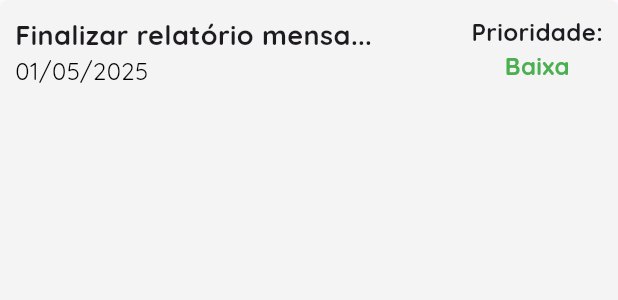
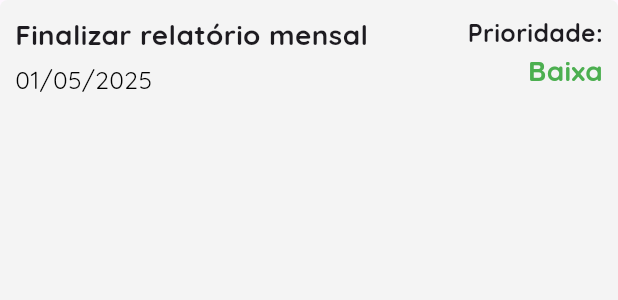
Before and after one commit to FirmianoGit/To-do-tasks-mobile-flutter, a Flutter app: the TaskCard widget shown alone on an empty page, opened directly with sample values from the repository, on a phone screen of 412 x 824 dp. Shown: the top 300 px of the screen. Run offline on Flutter 3.47's test engine with Material 3 defaults, Android fonts, the phone set to English and light mode, and no system bars; our stand-ins replace dio, freezed_annotation, go_router, shared_preferences; accounts and stored records are empty.

Commit message:
feat: ajuste na responsividade e melhorias na exibição de tarefas
- Adicionada importação de 'responsive_font' para ajuste dinâmico do tamanho da fonte.
- Modificado o tamanho da fonte do botão de tarefa para ser responsivo.
- Refatorada a exibição do cartão de tarefas para ajustar tamanhos de fonte com base na largura da tela.
- Aumentado o limite de caracteres do título exibido no cartão de tarefas.

```diff
--- a/financy/lib/ui/TasksView/widget/Tastks_filter/selectable_task_button.dart
+++ b/financy/lib/ui/TasksView/widget/Tastks_filter/selectable_task_button.dart
@@ -1,3 +1,4 @@
+import 'package:financy_app/ui/core/theme/responsive_font.dart';
 import 'package:flutter/material.dart';
 import 'package:financy_app/ui/core/theme/app_colors.dart';
 import 'package:financy_app/ui/core/theme/app_text_styles.dart';
@@ -74,7 +75,7 @@ class _SelectableTaskButtonState extends State<SelectableTaskButton> {
           widget.label,
           style: AppTextStyles.midText.copyWith(
             color: AppColors.white,
-            fontSize: 13,
+            fontSize: responsiveFont(context, 13),
           ),
           textAlign: TextAlign.center,
         ),
--- a/financy/lib/ui/TasksView/widget/task_list/tasks_card.dart
+++ b/financy/lib/ui/TasksView/widget/task_list/tasks_card.dart
@@ -12,7 +12,6 @@ class TaskCard extends StatelessWidget {
     this.onTap,
   });
 
-  /// Retorna o texto correspondente à prioridade da tarefa
   String get prioridadeTexto {
     switch (task.prioridade) {
       case 1:
@@ -26,7 +25,6 @@ class TaskCard extends StatelessWidget {
     }
   }
 
-  /// Retorna a cor associada à prioridade da tarefa
   Color get corPrioridade {
     switch (task.prioridade) {
       case 1:
@@ -42,73 +40,82 @@ class TaskCard extends StatelessWidget {
 
   @override
   Widget build(BuildContext context) {
+    final screenWidth = MediaQuery.of(context).size.width;
+
+    // Fontes ajustadas proporcionalmente à largura da tela
+    final tituloFontSize = screenWidth * 0.045; // ~18 em 400px
+    final dataFontSize = screenWidth * 0.04;
+    final prioridadeLabelFontSize = screenWidth * 0.04;
+    final prioridadeValorFontSize = screenWidth * 0.045;
+
     return GestureDetector(
-      onTap: onTap, // Executa ação ao tocar no card (caso fornecida)
+      onTap: onTap,
       child: Container(
+        width: double.infinity,
         decoration: BoxDecoration(
-          color: const Color(0xFFF4F4F4), // Cor de fundo do card
-          borderRadius: BorderRadius.circular(5), // Borda arredondada
+          color: const Color(0xFFF4F4F4),
+          borderRadius: BorderRadius.circular(5),
         ),
-        child: Padding(
-          padding: const EdgeInsets.symmetric(vertical: 10),
+        padding: const EdgeInsets.all(10),
         child: Row(
-            mainAxisAlignment: MainAxisAlignment.spaceBetween,
+          crossAxisAlignment: CrossAxisAlignment.start,
           children: [
-              // Coluna da esquerda (título e data)
-              Padding(
-                padding: const EdgeInsets.symmetric(horizontal: 10),
+            /// Coluna da esquerda: título e data
+            Expanded(
               child: Column(
                 crossAxisAlignment: CrossAxisAlignment.start,
                 children: [
-                    // Título limitado a um número de caracteres
                   Text(
                     _tituloLimitado(task.titulo),
-                      style: AppTextStyles.midText.copyWith(fontSize: 18),
+                    style: AppTextStyles.midText.copyWith(
+                      fontSize: tituloFontSize,
                     ),
-                    // Data formatada (ex: 05/05/2025)
+                    overflow: TextOverflow.ellipsis,
+                  ),
+                  const SizedBox(height: 4),
                   Text(
                     _formatarData(task.criadoEm),
                     style: AppTextStyles.thinText.copyWith(
                       color: Colors.black,
-                        fontSize: 16,
+                      fontSize: dataFontSize,
                     ),
-                    )
+                  ),
                 ],
               ),
             ),
-              // Coluna da direita (prioridade)
-              Padding(
-                padding: const EdgeInsets.symmetric(horizontal: 10),
-                child: Column(
+
+            const SizedBox(width: 10),
+
+            /// Coluna da direita: prioridade
+            Column(
+              crossAxisAlignment: CrossAxisAlignment.end,
               children: [
                 Text(
                   'Prioridade:',
-                      style: AppTextStyles.midText.copyWith(fontSize: 16),
+                  style: AppTextStyles.midText.copyWith(
+                    fontSize: prioridadeLabelFontSize,
+                  ),
                 ),
                 Text(
                   prioridadeTexto,
                   style: AppTextStyles.bigText.copyWith(
-                        fontSize: 16,
+                    fontSize: prioridadeValorFontSize,
                     color: corPrioridade,
                   ),
                 ),
               ],
             ),
-              ),
           ],
-          ),
         ),
       ),
     );
   }
 
-  /// Formata a data para o formato dd/MM/yyyy
   String _formatarData(DateTime data) {
     return '${data.day.toString().padLeft(2, '0')}/${data.month.toString().padLeft(2, '0')}/${data.year}';
   }
 
-  /// Limita o título a um número de caracteres e adiciona reticências, se necessário
-  String _tituloLimitado(String titulo, {int limite = 25}) {
+  String _tituloLimitado(String titulo, {int limite = 35}) {
     return titulo.length > limite ? '${titulo.substring(0, limite)}...' : titulo;
   }
 }
--- /dev/null
+++ b/financy/lib/ui/core/theme/responsive_font.dart
@@ -0,0 +1,10 @@
+import 'package:flutter/material.dart';
+
+/// Retorna um tamanho de fonte proporcional à largura da tela.
+///
+/// [baseSize] é o tamanho de fonte considerado para uma tela "média" (~360px).
+double responsiveFont(BuildContext context, double baseSize) {
+  final screenWidth = MediaQuery.of(context).size.width;
+  // Assume base de 360. Ajusta proporcionalmente.
+  return screenWidth * (baseSize / 360);
+}
```
Lines whose indentation alone changed are shown as unchanged.
